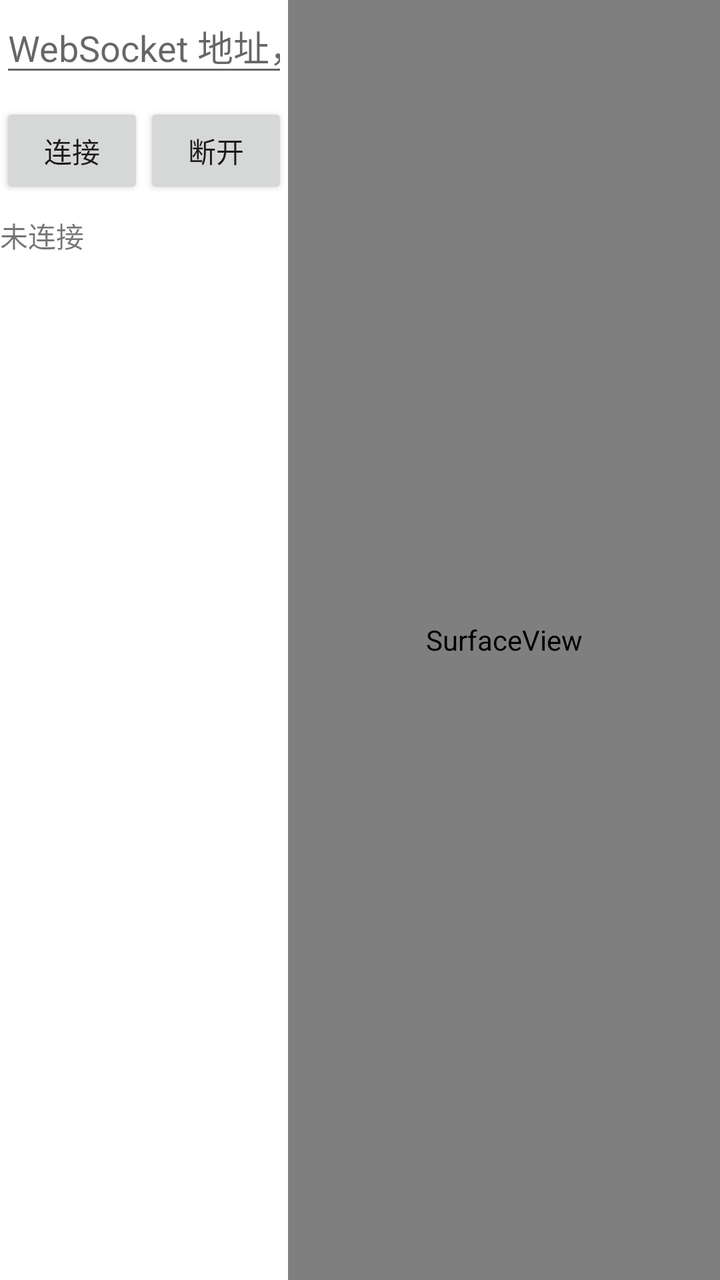
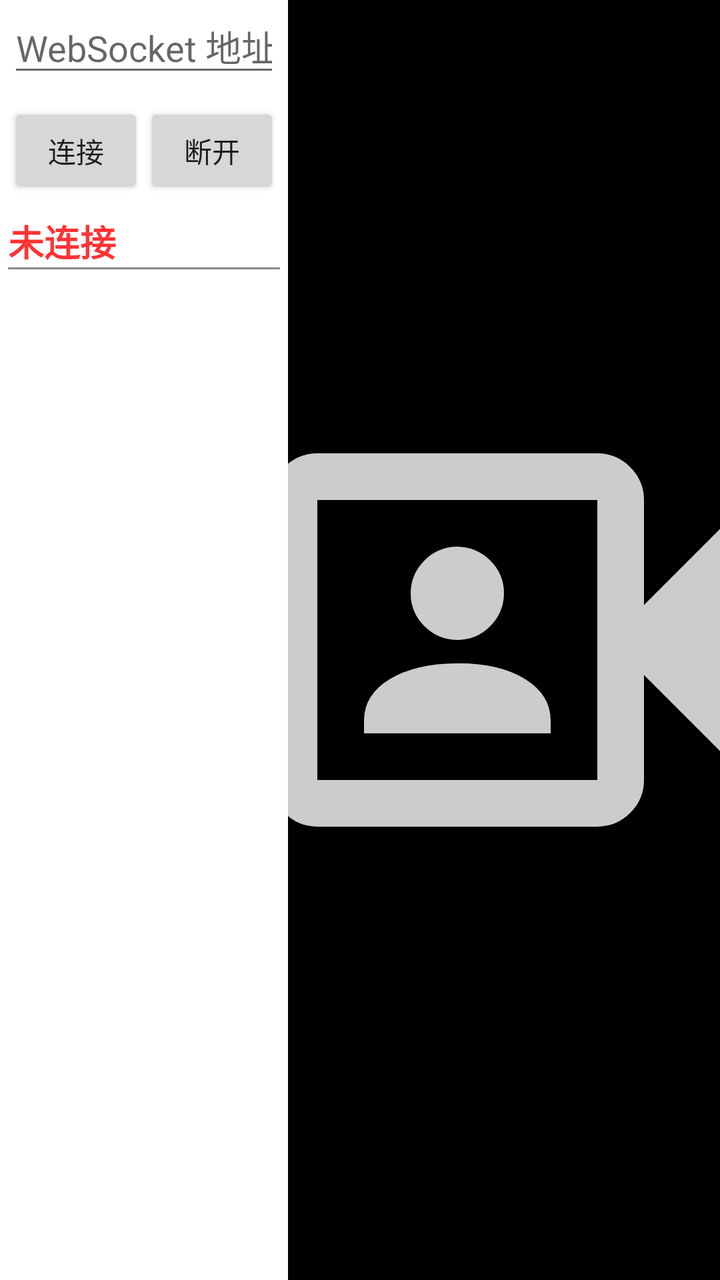

An Android layout rendered at two revisions. The XML below is the earlier revision; the diff shows what the commit changed to produce the second picture.
<!-- AndroidManifest.xml: activity theme Theme.MyCastDemo -->
<!-- res/layout/activity_receiver.xml -->
<?xml version="1.0" encoding="utf-8"?>
<androidx.constraintlayout.widget.ConstraintLayout xmlns:android="http://schemas.android.com/apk/res/android"
    xmlns:app="http://schemas.android.com/apk/res-auto"
    xmlns:tools="http://schemas.android.com/tools"
    android:layout_width="match_parent"
    android:layout_height="match_parent"
    tools:ignore="HardcodedText">

    <androidx.constraintlayout.widget.Guideline
        android:id="@+id/receiverGuideline"
        android:layout_width="wrap_content"
        android:layout_height="wrap_content"
        android:orientation="vertical"
        app:layout_constraintGuide_percent="0.4" />

    <LinearLayout
        android:id="@+id/receiverLeft"
        android:layout_width="0dp"
        android:layout_height="0dp"
        android:background="#ffffff"
        android:orientation="vertical"
        app:layout_constraintBottom_toBottomOf="parent"
        app:layout_constraintEnd_toEndOf="@id/receiverGuideline"
        app:layout_constraintStart_toStartOf="parent"
        app:layout_constraintTop_toTopOf="parent">

        <EditText
            android:id="@+id/etUrl"
            android:layout_width="match_parent"
            android:layout_height="wrap_content"
            android:autofillHints=""
            android:hint="WebSocket 地址，例如 ws://192.168.1.100:8080/stream"
            android:inputType="textUri"
            android:maxLines="1" />

        <LinearLayout
            android:layout_width="match_parent"
            android:layout_height="wrap_content"
            android:layout_marginTop="8dp"
            android:orientation="horizontal">

            <Button
                android:id="@+id/btnConnect"
                android:layout_width="0dp"
                android:layout_height="wrap_content"
                android:layout_weight="1"
                android:text="连接" />

            <Button
                android:id="@+id/btnDisconnect"
                android:layout_width="0dp"
                android:layout_height="wrap_content"
                android:layout_weight="1"
                android:text="断开" />
        </LinearLayout>

        <TextView
            android:id="@+id/tvStatus"
            android:layout_width="match_parent"
            android:layout_height="wrap_content"
            android:layout_marginTop="8dp"
            android:text="未连接" />

        <TextView
            android:id="@+id/tvSizeInfo"
            android:layout_width="match_parent"
            android:layout_height="wrap_content"
            android:layout_marginTop="8dp"
            android:text=""
            android:textSize="18dp"
            tools:ignore="SpUsage" />

    </LinearLayout>

    <SurfaceView
        android:id="@+id/surfaceView"
        android:layout_width="0dp"
        android:layout_height="0dp"
        android:keepScreenOn="true"
        app:layout_constraintBottom_toBottomOf="parent"
        app:layout_constraintEnd_toEndOf="parent"
        app:layout_constraintStart_toEndOf="@id/receiverLeft"
        app:layout_constraintTop_toTopOf="parent" />

</androidx.constraintlayout.widget.ConstraintLayout>
<!-- resources referenced by this layout -->
<resources>
  <style name="Theme.MyCastDemo" parent="Theme.AppCompat.Light.NoActionBar" />
</resources>

<!-- the commit's change to res/layout/activity_receiver.xml (unified diff, before → after) -->
@@ -19,6 +19,8 @@
         android:layout_height="0dp"
         android:background="#ffffff"
         android:orientation="vertical"
+        android:paddingStart="4dp"
+        android:paddingEnd="4dp"
         app:layout_constraintBottom_toBottomOf="parent"
         app:layout_constraintEnd_toEndOf="@id/receiverGuideline"
         app:layout_constraintStart_toStartOf="parent"
@@ -59,7 +61,15 @@
             android:layout_width="match_parent"
             android:layout_height="wrap_content"
             android:layout_marginTop="8dp"
-            android:text="未连接" />
+            android:text="未连接"
+            android:textColor="#ccff0000"
+            android:textSize="18dp"
+            android:textStyle="bold" />
+
+        <View
+            android:layout_width="match_parent"
+            android:layout_height="1dp"
+            android:background="#888888" />
 
         <TextView
             android:id="@+id/tvSizeInfo"
@@ -82,4 +92,19 @@
         app:layout_constraintStart_toEndOf="@id/receiverLeft"
         app:layout_constraintTop_toTopOf="parent" />
 
+    <ImageView
+        android:id="@+id/surfaceViewPlaceHolder"
+        android:layout_width="0dp"
+        android:layout_height="0dp"
+        android:background="#000000"
+        android:contentDescription="@null"
+        android:padding="180dp"
+        android:scaleType="centerCrop"
+        android:src="@drawable/ic_camera"
+        android:visibility="visible"
+        app:layout_constraintBottom_toBottomOf="parent"
+        app:layout_constraintEnd_toEndOf="parent"
+        app:layout_constraintStart_toEndOf="@id/receiverLeft"
+        app:layout_constraintTop_toTopOf="parent" />
+
 </androidx.constraintlayout.widget.ConstraintLayout>
<!-- resource entries referenced after the edit -->
@@ -1,5 +1,15 @@
 <!-- resources referenced by this layout -->
 <resources>
+  <!-- drawable ic_camera (drawable) -->
+  <vector xmlns:android="http://schemas.android.com/apk/res/android"
+      android:width="24dp"
+      android:height="24dp"
+      android:viewportWidth="24"
+      android:viewportHeight="24">
+      <path
+          android:fillColor="#ccffffff"
+          android:pathData="M6,16h8L14,15.45q0,-1.1 -1.1,-1.78T10,13T7.1,13.68T6,15.45L6,16ZM10,12q0.83,0 1.41,-0.59T12,10q0,-0.83 -0.59,-1.41T10,8Q9.18,8 8.59,8.59T8,10t0.59,1.41T10,12ZM4,20q-0.82,0 -1.41,-0.59T2,18L2,6Q2,5.18 2.59,4.59T4,4L16,4q0.82,0 1.41,0.59Q18,5.18 18,6v4.5l4,-4v11l-4,-4L18,18q0,0.82 -0.59,1.41T16,20L4,20ZM4,18L16,18L16,6L4,6L4,18ZM4,18L4,6L4,18Z" />
+  </vector>
   <style name="Theme.MyCastDemo" parent="Theme.AppCompat.Light.NoActionBar" />
 </resources>
 
